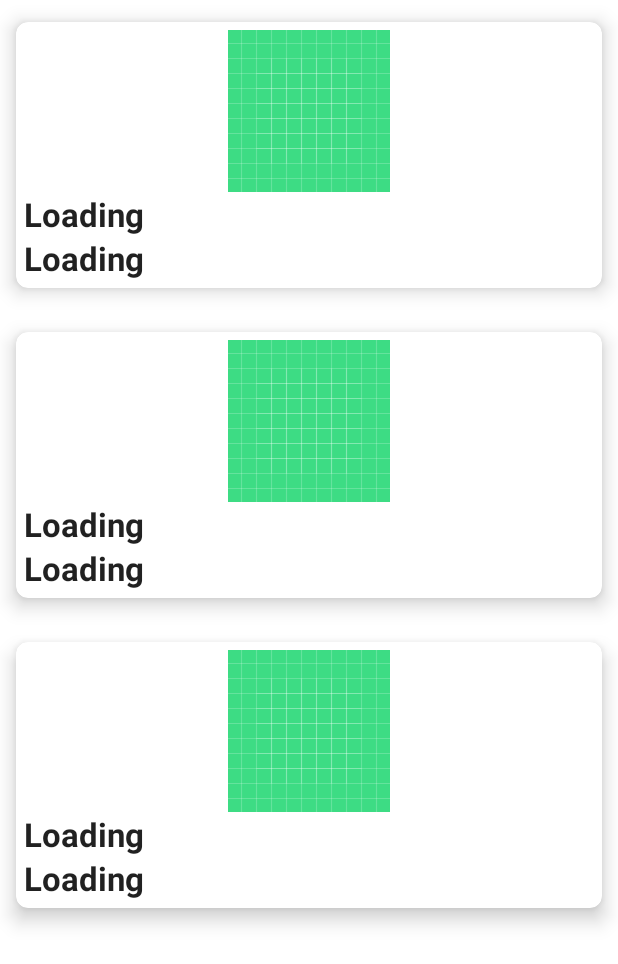
After one commit to mithoo18/PractiseAndroid, an Android app: the layout activity_rxjava.xml on its own in the app's theme, with its tools: preview values and no code run, on a phone screen of 412 x 824 dp. The commit adds this screen. Shown: the top 964 px of the screen. Run offline under Robolectric (Android 15) with nearby library versions, the phone set to English and light mode, and no system bars.

Commit message:
some work

```diff
--- /dev/null
+++ b/app/src/main/java/com/example/RXJAVA_Retrofit/Adapter/FoodAdapter.kt
@@ -0,0 +1,4 @@
+package com.example.RXJAVA_Retrofit.Adapter
+
+class FoodAdapter {
+}
--- /dev/null
+++ b/app/src/main/java/com/example/RXJAVA_Retrofit/Network/Url.kt
@@ -0,0 +1,4 @@
+package com.example.RXJAVA_Retrofit.Network
+
+object Url {
+}
--- /dev/null
+++ b/app/src/main/res/layout/activity_rxjava.xml
@@ -0,0 +1,15 @@
+<?xml version="1.0" encoding="utf-8"?>
+    <LinearLayout xmlns:android="http://schemas.android.com/apk/res/android"
+        xmlns:app="http://schemas.android.com/apk/res-auto"
+        xmlns:tools="http://schemas.android.com/tools"
+        android:layout_width="match_parent"
+        android:layout_height="match_parent"
+        tools:context="com.example.RXJAVA_Retrofit.RXJavaActivity">
+
+        <androidx.recyclerview.widget.RecyclerView
+            android:id="@+id/recyclerView"
+            android:layout_width="match_parent"
+            tools:listitem="@layout/each_row"
+            android:layout_height="match_parent"/>
+
+    </LinearLayout>
--- /dev/null
+++ b/app/src/main/res/layout/each_row.xml
@@ -0,0 +1,40 @@
+<?xml version="1.0" encoding="utf-8"?>
+<androidx.cardview.widget.CardView xmlns:android="http://schemas.android.com/apk/res/android"
+    android:layout_width="match_parent"
+    xmlns:app="http://schemas.android.com/apk/res-auto"
+    app:cardCornerRadius="8dp"
+    app:cardElevation="8dp"
+    app:cardUseCompatPadding="true"
+    app:cardMaxElevation="8dp"
+    android:layout_height="wrap_content">
+
+    <LinearLayout
+        android:layout_width="match_parent"
+        android:orientation="vertical"
+        android:padding="5dp"
+        android:layout_height="match_parent">
+
+        <ImageView
+            android:id="@+id/image"
+            android:src="@drawable/ic_launcher_background"
+            android:layout_width="match_parent"
+            android:layout_height="wrap_content"/>
+
+        <TextView
+            android:id="@+id/name"
+            android:text="Loading"
+            android:textStyle="bold"
+            android:textAppearance="@style/TextAppearance.AppCompat.Large"
+            android:layout_width="match_parent"
+            android:layout_height="wrap_content"/>
+        <TextView
+            android:id="@+id/price"
+            android:text="Loading"
+            android:textStyle="bold"
+            android:textAppearance="@style/TextAppearance.AppCompat.Large"
+            android:layout_width="match_parent"
+            android:layout_height="wrap_content"/>
+
+    </LinearLayout>
+
+</androidx.cardview.widget.CardView>
```
Also changed, not shown: app/build.gradle (+21 -2 lines), app/src/main/AndroidManifest.xml (+6 -4 lines), app/src/main/java/com/example/RXJAVA_Retrofit/Model/Food.kt (added, +7 -0 lines), app/src/main/java/com/example/RXJAVA_Retrofit/Network/Api.kt (added, +12 -0 lines), app/src/main/java/com/example/RXJAVA_Retrofit/Network/Retrofit.kt (added, +20 -0 lines), app/src/main/java/com/example/RXJAVA_Retrofit/RXJavaActivity.kt (added, +12 -0 lines), app/src/main/java/com/example/practiseandroid/SwipeSample/ProfilesAdapter.kt (+10 -3 lines).
